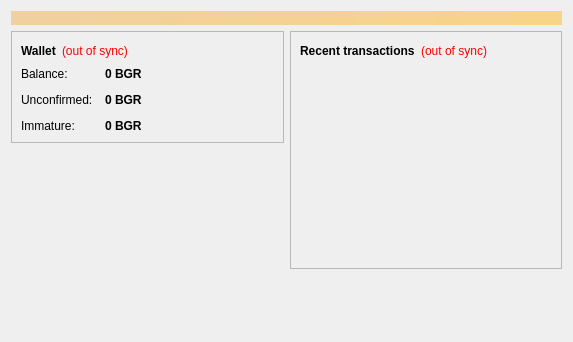
bongger-project/bongger, file src/qt/forms/overviewpage.ui: the form before one commit.
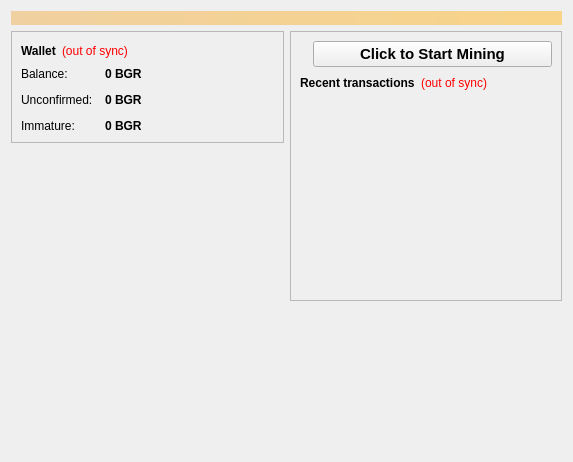
The form after the commit. Icons and pictures are not drawn.

Commit message: Added Single Click Mining and Bongger Tony Animation

Patch:
```diff
--- a/src/qt/forms/overviewpage.ui
+++ b/src/qt/forms/overviewpage.ui
@@ -7,12 +7,15 @@
     <x>0</x>
     <y>0</y>
     <width>573</width>
-    <height>342</height>
+    <height>462</height>
    </rect>
   </property>
   <property name="windowTitle">
    <string>Form</string>
   </property>
+  <property name="styleSheet">
+   <string notr="true"/>
+  </property>
   <layout class="QVBoxLayout" name="topLayout">
    <item>
     <widget class="QLabel" name="labelAlerts">
@@ -241,6 +244,92 @@
           <enum>QFrame::Raised</enum>
          </property>
          <layout class="QVBoxLayout" name="verticalLayout">
+          <item>
+           <layout class="QHBoxLayout" name="horizontalLayout_5" stretch="0,1">
+            <property name="spacing">
+             <number>6</number>
+            </property>
+            <property name="leftMargin">
+             <number>0</number>
+            </property>
+            <property name="topMargin">
+             <number>0</number>
+            </property>
+            <property name="rightMargin">
+             <number>0</number>
+            </property>
+            <property name="bottomMargin">
+             <number>0</number>
+            </property>
+            <item>
+             <widget class="QLabel" name="bgtonyframe">
+              <property name="text">
+               <string/>
+              </property>
+              <property name="pixmap">
+               <pixmap resource="../bitcoin.qrc">:/movies/bgtony</pixmap>
+              </property>
+             </widget>
+            </item>
+            <item>
+             <widget class="QPushButton" name="BtnMine">
+              <property name="palette">
+               <palette>
+                <active>
+                 <colorrole role="ButtonText">
+                  <brush brushstyle="SolidPattern">
+                   <color alpha="255">
+                    <red>0</red>
+                    <green>0</green>
+                    <blue>0</blue>
+                   </color>
+                  </brush>
+                 </colorrole>
+                </active>
+                <inactive>
+                 <colorrole role="ButtonText">
+                  <brush brushstyle="SolidPattern">
+                   <color alpha="255">
+                    <red>0</red>
+                    <green>0</green>
+                    <blue>0</blue>
+                   </color>
+                  </brush>
+                 </colorrole>
+                </inactive>
+                <disabled>
+                 <colorrole role="ButtonText">
+                  <brush brushstyle="SolidPattern">
+                   <color alpha="255">
+                    <red>120</red>
+                    <green>120</green>
+                    <blue>120</blue>
+                   </color>
+                  </brush>
+                 </colorrole>
+                </disabled>
+               </palette>
+              </property>
+              <property name="font">
+               <font>
+                <pointsize>11</pointsize>
+                <weight>75</weight>
+                <bold>true</bold>
+               </font>
+              </property>
+              <property name="autoFillBackground">
+               <bool>false</bool>
+              </property>
+              <property name="styleSheet">
+               <string notr="true"/>
+              </property>
+              <property name="text">
+               <string>Click to Start Mining</string>
+              </property>
+             </widget>
+            </item>
+           </layout>
+          </item>
           <item>
            <layout class="QHBoxLayout" name="horizontalLayout_2">
             <item>
```
Left out of the diff: 12 changed lines with no effect on the pictures. Lines whose indentation alone changed are shown as unchanged. The commit also changes 8 other files.
